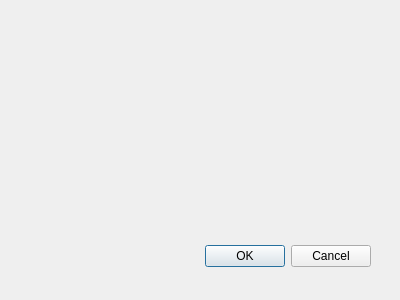
Above: render/Render_dialog_base.ui from ENSG-TSI24/Pingouins-QGIS-Raster before the change. Below: the same form after it.
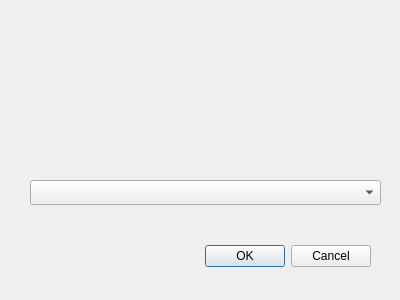
That is the form after the change.

Commit message: chargement des couches raster

Patch:
```diff
--- a/render/Render_dialog_base.ui
+++ b/render/Render_dialog_base.ui
@@ -28,6 +28,16 @@
     <set>QDialogButtonBox::Cancel|QDialogButtonBox::Ok</set>
    </property>
   </widget>
+  <widget class="QComboBox" name="menu_raster">
+   <property name="geometry">
+    <rect>
+     <x>30</x>
+     <y>180</y>
+     <width>351</width>
+     <height>25</height>
+    </rect>
+   </property>
+  </widget>
  </widget>
  <resources/>
  <connections>
```
Left out of the diff: 41 changed lines with no effect on the pictures. The commit also changes 2 other files.
